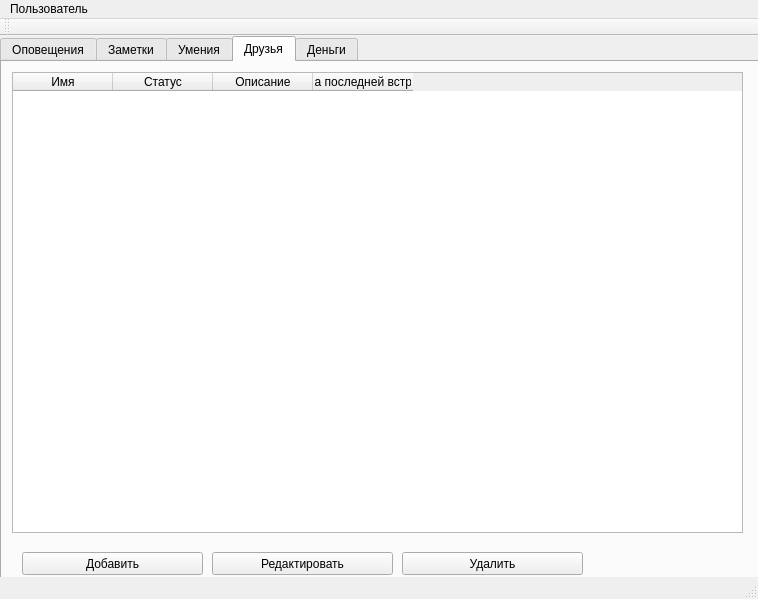
The window that MainWindow.ui (MelLain/Different) describes before a commit, drawn with Qt 5.
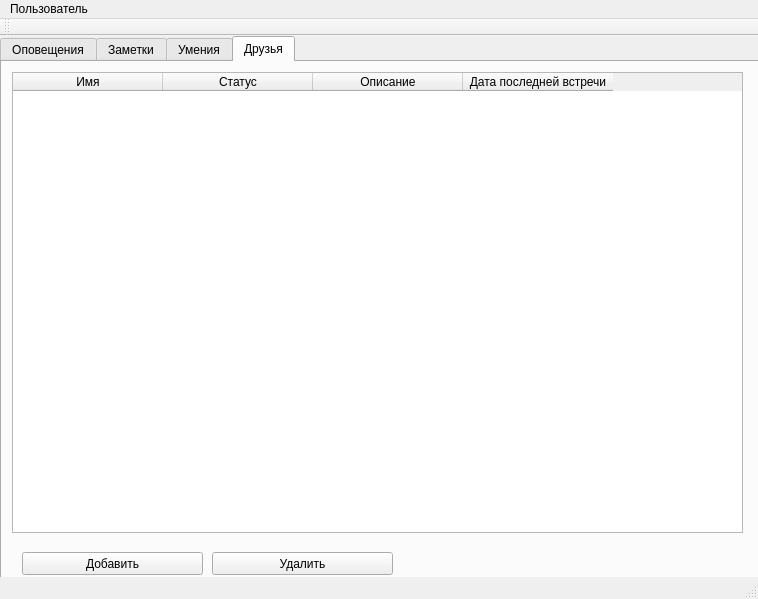
The same window after the commit. The open tabs and pages were chosen to show the change. Icons and pictures are not drawn.

```diff
--- a/MainWindow.ui
+++ b/MainWindow.ui
@@ -218,6 +218,9 @@
         <height>0</height>
        </size>
       </property>
+      <attribute name="horizontalHeaderDefaultSectionSize">
+       <number>150</number>
+      </attribute>
       <column>
        <property name="text">
         <string>Имя</string>
@@ -262,28 +265,10 @@
        </rect>
       </property>
       <property name="text">
-       <string>Редактировать</string>
-      </property>
-     </widget>
-     <widget class="QPushButton" name="DelFriendButton">
-      <property name="geometry">
-       <rect>
-        <x>400</x>
-        <y>490</y>
-        <width>181</width>
-        <height>23</height>
-       </rect>
-      </property>
-      <property name="text">
        <string>Удалить</string>
       </property>
      </widget>
     </widget>
-    <widget class="QWidget" name="tab_5">
-     <attribute name="title">
-      <string>Деньги</string>
-     </attribute>
-    </widget>
    </widget>
   </widget>
   <widget class="QMenuBar" name="menuBar">
```
Left out of the diff: 31 changed lines with no effect on the pictures.
